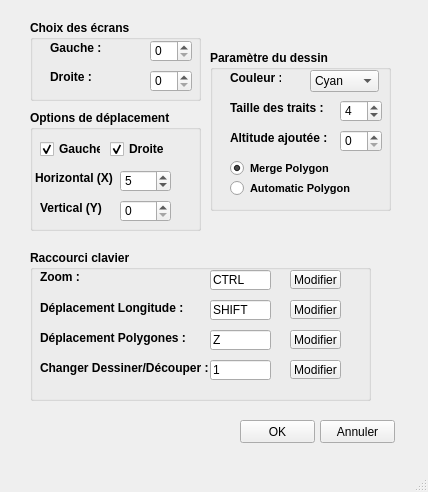
Direction-des-inventaires-forestiers/StereoPhoto, file src/ui-paramWindow.ui: the form before one commit.
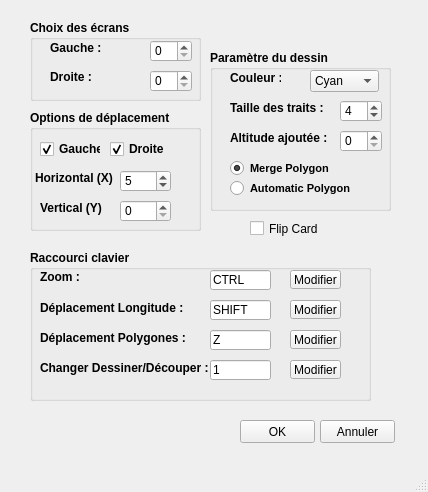
The form after the commit.

Commit message:
Flip card et Début Dessin
Ajout d'une option qui annule l'effet mirroir si l'utilisateur utilise un carte graphique flip, petit bug avec les touches du clavier régler, région tracé sur les images aggrandit et ajout de rectangle pour seulement voir les traits sur l'image. Il est maintenant possible d'observer polygone 2D et 3D ainsi que des multi-polygones avec 3 niveaux de précisions

The edit to the form file:
```diff
--- a/src/ui-paramWindow.ui
+++ b/src/ui-paramWindow.ui
@@ -703,6 +703,25 @@
      <string>OK</string>
     </property>
    </widget>
+   <widget class="QCheckBox" name="checkBoxFlip">
+    <property name="geometry">
+     <rect>
+      <x>250</x>
+      <y>220</y>
+      <width>91</width>
+      <height>17</height>
+     </rect>
+    </property>
+    <property name="accessibleName">
+     <string>FlipH</string>
+    </property>
+    <property name="text">
+     <string>Flip Card</string>
+    </property>
+    <property name="checked">
+     <bool>false</bool>
+    </property>
+   </widget>
   </widget>
   <widget class="QMenuBar" name="menubar">
    <property name="geometry">
```
The commit also changes 5 other files.
